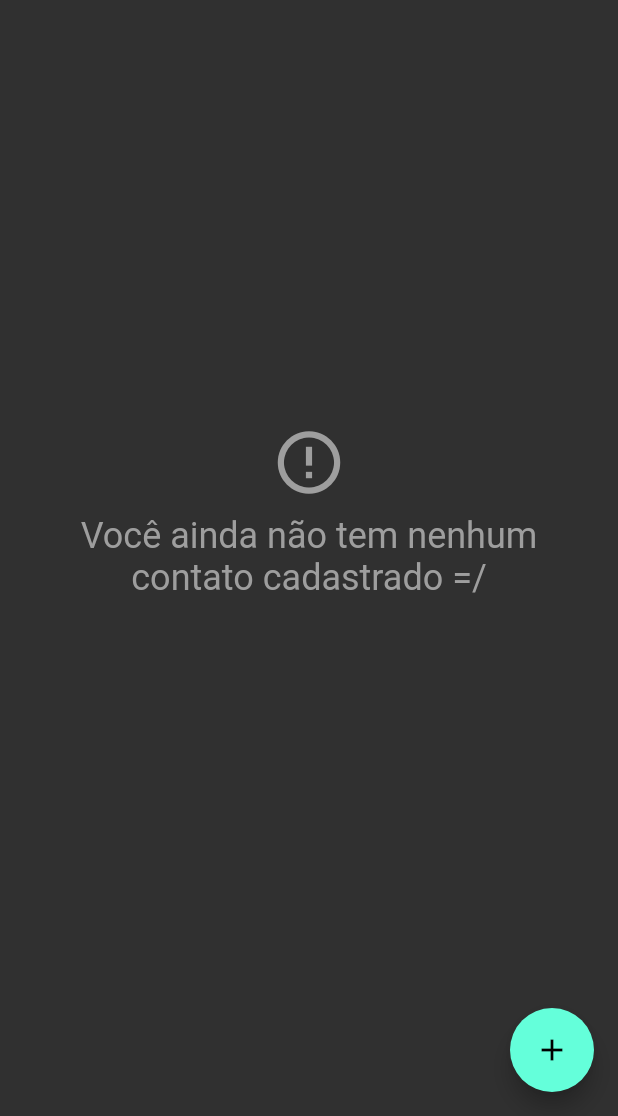
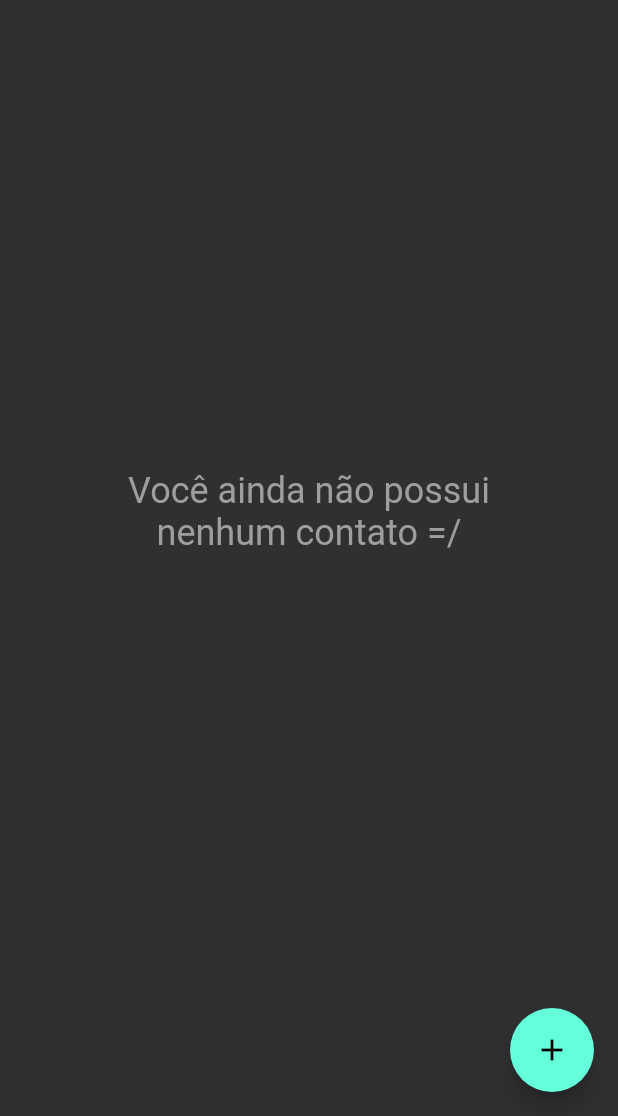
Before and after one commit to LeonardoSonsin/lista_contatos_flutter_app, a Flutter app: the screen it shows after launch, on a phone screen of 412 x 824 dp, the part 120-1236 px from its top. Run offline on Flutter 3.47's test engine with Material 2 defaults, Android fonts, the phone set to English and light mode, and no system bars; our stand-ins replace mask_text_input_formatter, sqflite; accounts and stored records are empty.

Commit message:
Implementação referência por Id

```diff
--- a/lib/data/contact_dao.dart
+++ b/lib/data/contact_dao.dart
@@ -5,17 +5,19 @@ import 'database.dart';
 
 class ContactDao {
   static const String _tablename = 'contacts';
+  static const String _id = 'id';
   static const String _name = 'name';
   static const String _phone = 'phone';
 
   static const String tableSql = 'CREATE TABLE $_tablename('
+      '$_id TEXT, '
       '$_name TEXT, '
       '$_phone INTEGER) ';
 
   save(Contact contact) async {
     print('Save: ');
     final Database database = await getDatabase();
-    var contactExist = await find(contact.name);
+    var contactExist = await find(contact.id);
     Map<String, dynamic> contactMap = toMap(contact);
     if (contactExist.isEmpty) {
       print('A tarefa foi criada');
@@ -23,33 +25,34 @@ class ContactDao {
     } else {
       print('A tarefa foi atualizada');
       return await database.update(_tablename, contactMap,
-          where: '$_name = ?', whereArgs: [contact.name]);
+          where: '$_id = ?', whereArgs: [contact.id]);
     }
   }
 
   update(Contact contact) async {
     print('Update: ');
     final Database database = await getDatabase();
-    var contactExist = await find(contact.name);
+    var contactExist = await find(contact.id);
     Map<String, dynamic> contactMap = toMap(contact);
     if (contactExist.isNotEmpty) {
       print('A tarefa foi criada');
       return await database.update(_tablename, contactMap,
-          where: '$_name = ?', whereArgs: [contact.name]);
+          where: '$_id = ?', whereArgs: [contact.id]);
     }
   }
 
-  delete(String contactName) async {
+  delete(String contactId) async {
     print('Delete: ');
     final Database database = await getDatabase();
     print('A tarefa foi deletada');
     return await database
-        .delete(_tablename, where: '$_name = ?', whereArgs: [contactName]);
+        .delete(_tablename, where: '$_id = ?', whereArgs: [contactId]);
   }
 
   Map<String, dynamic> toMap(Contact contact) {
     print('Convertendo Tarefa em Map...');
     final Map<String, dynamic> contactsMap = {};
+    contactsMap[_id] = contact.id;
     contactsMap[_name] = contact.name;
     contactsMap[_phone] = contact.phone;
     print('Mapa de tarefas: $contactsMap');
@@ -65,24 +68,24 @@ class ContactDao {
     return toContactList(result);
   }
 
-  Future<List<Contact>> find(String taskName) async {
+  Future<List<Contact>> find(String contactId) async {
     print('Find: ');
     final Database database = await getDatabase();
     final List<Map<String, dynamic>> result = await database
-        .query(_tablename, where: '$_name = ?', whereArgs: [taskName]);
+        .query(_tablename, where: '$_id = ?', whereArgs: [contactId]);
     print('Procurando dados no banco...');
     print('Encontrado: ${toContactList(result)}');
     return toContactList(result);
   }
 
   List<Contact> toContactList(List<Map<String, dynamic>> mapsList) {
-    print('Convertendo Map para Lista de Tarefas...');
+    print('Convertendo Map para Lista de Contatos...');
     final List<Contact> contactsList = [];
     for (Map<String, dynamic> line in mapsList) {
-      final Contact contact = Contact(name: line[_name], phone: line[_phone]);
+      final Contact contact = Contact(id: line[_id], name: line[_name], phone: line[_phone]);
       contactsList.add(contact);
     }
-    print('Lista de Taferas');
+    print('Lista de Contatos');
     print('$contactsList');
     return contactsList;
   }
--- a/lib/data/database.dart
+++ b/lib/data/database.dart
@@ -3,7 +3,7 @@ import 'package:path/path.dart';
 import 'contact_dao.dart';
 
 Future<Database> getDatabase() async {
-  final String path = join(await getDatabasesPath(), 'contact.db');
+  final String path = join(await getDatabasesPath(), 'contacts.db');
   return openDatabase(
     path,
     onCreate: (db, version) => db.execute(ContactDao.tableSql),
--- a/lib/screens/add_new_contact_screen/components/new_contact_appbar.dart
+++ b/lib/screens/add_new_contact_screen/components/new_contact_appbar.dart
@@ -1,4 +1,5 @@
 import 'package:flutter/material.dart';
+import 'package:uuid/uuid.dart';
 
 import '../../../components/contact/contact.dart';
 import '../../../data/contact_dao.dart';
@@ -14,6 +15,7 @@ class NewContactAppBar extends StatelessWidget {
   final GlobalKey<FormState> formKey;
   final TextEditingController nameController;
   final TextEditingController phoneController;
+  final uuid = const Uuid();
 
   @override
   Widget build(BuildContext context) {
@@ -44,6 +46,7 @@ class NewContactAppBar extends StatelessWidget {
               if (formKey.currentState!.validate()) {
                 ContactDao().save(
                   Contact(
+                    id: uuid.v1(),
                     name: nameController.text,
                     phone: phoneController.text,
                   ),
--- a/lib/screens/contact_edit_info_screen/contact_edit_info_screen.dart
+++ b/lib/screens/contact_edit_info_screen/contact_edit_info_screen.dart
@@ -7,9 +7,10 @@ import '../add_new_contact_screen/widgets/custom_text_form_field.dart';
 
 class ContactEditInfoScreen extends StatefulWidget {
   const ContactEditInfoScreen(
-      {Key? key, required this.name, required this.phone})
+      {Key? key, required this.name, required this.phone, required this.id})
       : super(key: key);
 
+  final String id;
   final String name;
   final String phone;
 
@@ -71,6 +72,7 @@ class _ContactEditInfoScreenState extends State<ContactEditInfoScreen> {
                     if (_formKey.currentState!.validate()) {
                       ContactDao().update(
                         Contact(
+                          id: widget.id,
                           name: nameController.text,
                           phone: phoneController.text,
                         ),
--- a/lib/screens/contact_info_screen/contact_info_screen.dart
+++ b/lib/screens/contact_info_screen/contact_info_screen.dart
@@ -6,9 +6,10 @@ import 'package:lista_contatos_flutter_app/screens/contact_info_screen/component
 import 'package:lista_contatos_flutter_app/screens/contact_info_screen/components/contact_info_phone.dart';
 
 class ContactInfoScreen extends StatefulWidget {
-  const ContactInfoScreen({Key? key, required this.name, required this.phone})
+  const ContactInfoScreen({Key? key, required this.id, required this.name, required this.phone})
       : super(key: key);
 
+  final String id;
   final String name;
   final String phone;
 
@@ -32,7 +33,7 @@ class _ContactInfoScreenState extends State<ContactInfoScreen> {
                     ),
                   ),
                   context: context,
-                  builder: (context) => ContactEditInfoScreen(name: widget.name, phone: widget.phone,),
+                  builder: (context) => ContactEditInfoScreen(id: widget.id, name: widget.name, phone: widget.phone,),
                 ).then((value) => setState(() {}));
               },
               icon: const Icon(Icons.edit))
--- a/lib/screens/contacts_screen/contacts_screen.dart
+++ b/lib/screens/contacts_screen/contacts_screen.dart
@@ -42,7 +42,7 @@ class _ContactsScreenState extends State<ContactsScreen> {
                     }
                     return buildEmptyContacts();
                   }
-                  return const Text('Erro ao carregar lista de contatos X_X');
+                  return buildErrorLoadContacts();
               }
             }),
       ),
@@ -50,25 +50,22 @@ class _ContactsScreenState extends State<ContactsScreen> {
     );
   }
 
+  Center buildErrorLoadContacts() {
+    return const Center(
+      child: Text(
+        'Erro ao carregar \nseus contatos X_X',
+        style: TextStyle(fontSize: 24, color: Colors.grey),
+        textAlign: TextAlign.center,
+      ),
+    );
+  }
+
   Center buildEmptyContacts() {
-    return Center(
-      child: Wrap(
-        alignment: WrapAlignment.center,
-        crossAxisAlignment: WrapCrossAlignment.center,
-        direction: Axis.vertical,
-        spacing: 10,
-        children: const [
-          Icon(
-            Icons.error_outline,
-            size: 50,
-            color: Colors.grey,
-          ),
-          Text(
-            'Você ainda não tem nenhum \ncontato cadastrado =/',
-            style: TextStyle(fontSize: 24, color: Colors.grey),
-            textAlign: TextAlign.center,
-          )
-        ],
+    return const Center(
+      child: Text(
+        'Você ainda não possui \nnenhum contato =/',
+        style: TextStyle(fontSize: 24, color: Colors.grey),
+        textAlign: TextAlign.center,
       ),
     );
   }
--- a/pubspec.yaml
+++ b/pubspec.yaml
@@ -40,6 +40,7 @@ dependencies:
   sqflite: ^2.1.0
   path: ^1.8.2
   url_launcher: ^6.1.6
+  uuid: ^3.0.6
 
 dev_dependencies:
   flutter_test:
```
Also changed, not shown: lib/components/contact/contact.dart (+8 -1 lines), lib/components/contact/delete_contact.dart (added, +35 -0 lines), pubspec.lock.
